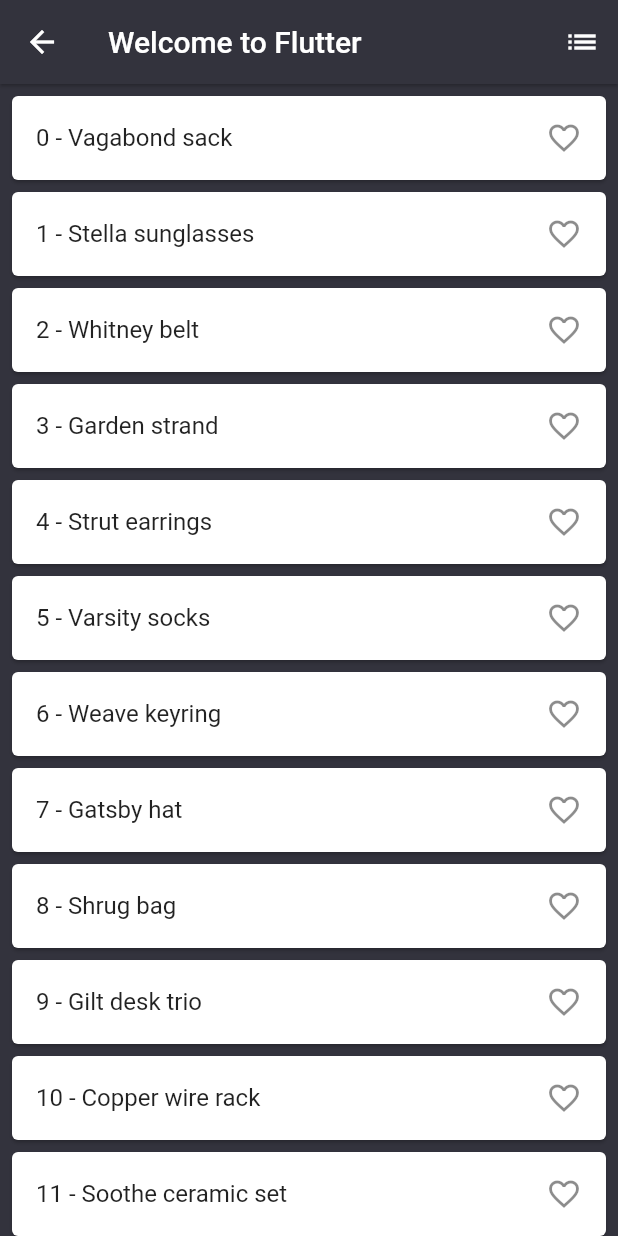
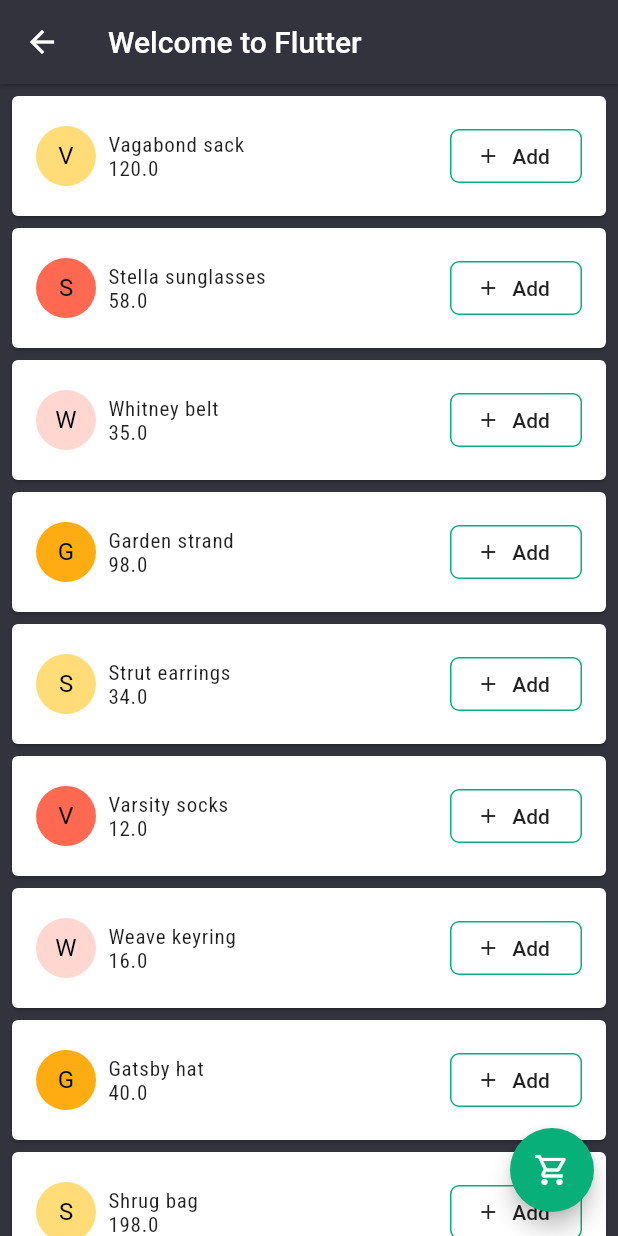
Before and after one commit to nv2500/DemoFlutter, a Flutter app: the HomeAppBoard screen opened by its route, on a phone screen of 412 x 824 dp. Run offline on Flutter 3.47's test engine with Material 2 defaults, Android fonts, the phone set to English and light mode, and no system bars; our stand-ins replace adaptive_breakpoints, google_fonts.

Commit message:
upgrade screen flow + UI

```diff
--- a/lib/app.dart
+++ b/lib/app.dart
@@ -2,6 +2,7 @@ import 'dart:developer' as devlog;
 import 'dart:io';
 
 import 'package:flutter/material.dart';
+import 'package:flutter_app/data/colors.dart';
 import 'package:flutter_app/main.dart';
 
 import 'layout/product/product_list_layout.dart';
@@ -30,6 +31,7 @@ class HomeAppBoard extends StatefulWidget {
 
     return _HomeAppBoardState();
   }
+
 }
 
 class _HomeAppBoardState extends State<HomeAppBoard> {
@@ -46,6 +48,13 @@ class _HomeAppBoardState extends State<HomeAppBoard> {
   //   super.initState();
   // }
 
+  @override
+  void dispose() {
+    super.dispose();
+
+    MyDemoApp.sSavedProductList.clear();
+  }
+
   void _pushSaved() {
     Navigator.of(context).push(
       MaterialPageRoute<void>(
@@ -53,7 +62,7 @@ class _HomeAppBoardState extends State<HomeAppBoard> {
           return Scaffold(
             // backgroundColor: Colors.lightBlue[900],
             appBar: AppBar(
-              title: Text('Saved Suggestions'),
+              title: Text('Saved Products'),
             ),
             body: ProductListLayout (
               productList: MyDemoApp.sSavedProductList,
@@ -70,15 +79,23 @@ class _HomeAppBoardState extends State<HomeAppBoard> {
     return Scaffold(
       appBar: AppBar(
         title: Text('Welcome to Flutter'),
-        actions: [
-          IconButton(icon: Icon(Icons.list), onPressed: _pushSaved),
-        ],
+        // actions: [
+        //   IconButton(icon: Icon(Icons.list), onPressed: _pushSaved),
+        // ],
         // backgroundColor: Colors.lightBlue[900],
       ),
       //body: _buildListViewWidget(),
       body: ProductListLayout<ProductRowSelectFavWidget> (
         rowGenericType: ()=> new ProductRowSelectFavWidget(),
         productList: _productListSuggestions,
+      ),
+      floatingActionButton: new FloatingActionButton(
+        onPressed: () {
+          _pushSaved();
+        },
+        tooltip: 'Saved Products',
+        backgroundColor: DemoColors.buttonColor,
+        child: new Icon(Icons.shopping_cart_outlined,),
       ),
     );
 
--- a/lib/layout/product/product_list_layout.dart
+++ b/lib/layout/product/product_list_layout.dart
@@ -74,7 +74,9 @@ class _ProductListLayoutState extends State<ProductListLayout> {
       return ListView.builder (
         // physics: NeverScrollableScrollPhysics(),
           scrollDirection: Axis.vertical,
-          padding: const EdgeInsets.all(4),
+          // TODO will fix bottom padding of ListView in case we don't have
+          // floating button on screen
+          padding: const EdgeInsets.only(left: 4, top: 4, right: 4, bottom: 64),
           itemCount: widget.productList.length,
 
           itemBuilder: (BuildContext _context, int index) {
--- a/lib/layout/product/product_row_select_fav_widget.dart
+++ b/lib/layout/product/product_row_select_fav_widget.dart
@@ -1,5 +1,6 @@
 
 import 'package:flutter/material.dart';
+import 'package:flutter_app/data/colors.dart';
 
 import '../../main.dart';
 import 'product_row_base_widget.dart';
@@ -19,30 +20,124 @@ class ProductRowSelectFavWidget extends ProductRowBaseWidget {
 
   @override
   Widget build(BuildContext context) {
-    final alreadySaved = MyDemoApp.sSavedProductList.contains(selectedProduct);  // NEW
+    // final alreadySaved = MyDemoApp.sSavedProductList.contains(selectedProduct);  // NEW
 
-    Widget row = Card(
-        child: ListTile(
-          title: Text(
-            selectedProduct.nameTesting,
-            // style: biggerFont,
+    print('>>> quantity=${selectedProduct.quantity}');
+
+    Widget newrow = Card (
+      child: Padding (
+        padding: const EdgeInsets.all(16.0),
+        child: Row(
+          children: [
+            // product image ---------------------------------------------------
+            CircleAvatar(
+              backgroundColor: DemoColors.billColor(selectedProduct.id),
+              child: Text(
+                selectedProduct.name.characters.first,
+                style: TextStyle(color: Colors.black),
               ),
-          trailing: Icon(
-            alreadySaved ? Icons.favorite : Icons.favorite_border,
-            color: alreadySaved ? Colors.red : null,
             ),
-          onTap: () {
+
+            // name and price --------------------------------------------------
+            Expanded(
+              child: Padding(
+                padding: const EdgeInsets.only(left: 8.0),
+                child: Column(
+                  crossAxisAlignment: CrossAxisAlignment.start,
+                  children: [
+                    Text(selectedProduct.name),
+                    Text(''+ selectedProduct.price.toString())
+                  ],
+                ),
+              ),
+            ),
+
+            // quantity section ------------------------------------------------
+            if (selectedProduct.quantity == 0)
+              // Container(
+              //     // color: Colors.red,
+              //     width: 90,
+              //     height: 40,
+              //     child:
+                OutlineButton.icon(
+                  // highlightedBorderColor: Theme.of(context).colorScheme.onSurface.withOpacity(0.12),
+                  borderSide: BorderSide(color: DemoColors.buttonColor),
+                  icon: const Icon(Icons.add, size: 16,),
+                  //padding: const EdgeInsets.all(3.0),
+                  shape: RoundedRectangleBorder(
+                    borderRadius: BorderRadius.circular(6),
+                  ),
+                  label: const Text('Add'),
+                  // child: Text('Add to cart'),
+                  // style: TextButton.styleFrom(
+                  //     backgroundColor: DemoColors.buttonColor,
+                  //     // backgroundColor: DemoColors.billColor(3),
+                  //     primary: Colors.black,
+                  //     padding: const EdgeInsets.symmetric(vertical: 5, horizontal: 10),
+                  //     shape: RoundedRectangleBorder(
+                  //       borderRadius: BorderRadius.circular(6),
+                  //     ),
+                  // ),
+                  onPressed: () {
                     // update saving state of selected product
-            if (alreadySaved) {
-              MyDemoApp.sSavedProductList.remove(selectedProduct);
-            } else {
+                    selectedProduct.quantity += 1;
                     MyDemoApp.sSavedProductList.add(selectedProduct);
-            }
                     // TODO call this to force invalidate UI
                     tapCallback(selectedProduct.id);
                   },
-        ));
-    return row;
+              // )
+            )
+            else Row( // (-) qty. (+)
+              children: [
+                IconButton(
+                  icon: Icon(Icons.remove_circle_outline_outlined, color: DemoColors.buttonColor,),
+                  onPressed: () {
+                    selectedProduct.quantity -= 1;
+                    if (selectedProduct.quantity == 0)
+                      MyDemoApp.sSavedProductList.remove(selectedProduct);
+                    tapCallback(selectedProduct.id);
+                  },
+                ),
+                //Expanded(
+                //  child:
+                  Text('${selectedProduct.quantity}'),
+                //),
+                IconButton(
+                  icon: Icon(Icons.add_circle_outline_outlined, color: DemoColors.buttonColor,),
+                  onPressed: () {
+                    selectedProduct.quantity += 1;
+                    tapCallback(selectedProduct.id);
+                  },
+                ),
+              ],
+            )
+          ],
+        ),
+      )
+    );
+
+    // Widget row = Card(
+    //     child: ListTile(
+    //       title: Text(
+    //         selectedProduct.nameTesting,
+    //         // style: biggerFont,
+    //       ),
+    //       trailing: Icon(
+    //         alreadySaved ? Icons.favorite : Icons.favorite_border,
+    //         color: alreadySaved ? Colors.red : null,
+    //       ),
+    //       onTap: () {
+    //         // update saving state of selected product
+    //         if (alreadySaved) {
+    //           MyDemoApp.sSavedProductList.remove(selectedProduct);
+    //         } else {
+    //           MyDemoApp.sSavedProductList.add(selectedProduct);
+    //         }
+    //         // TODO call this to force invalidate UI
+    //         tapCallback(selectedProduct.id);
+    //       },
+    //     ));
+    return newrow;
   }
 
 }
--- a/lib/model/product.dart
+++ b/lib/model/product.dart
@@ -34,7 +34,7 @@ class Product {
   int id;
   bool isFeatured;
   String name;
-  int price;
+  double price;
 
   int quantity = 0;
 
```
Also changed, not shown: lib/layout/product/product_row_selected_widget.dart (+28 -19 lines). Lines whose indentation alone changed are shown as unchanged.
